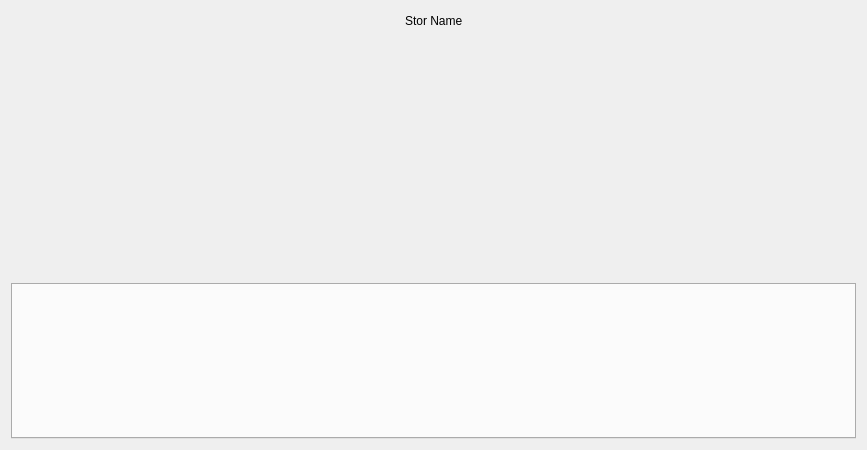
The window that client/src/config/vidstor/vidcamsetting.ui (linkingvision/rapidvms) describes before a commit, drawn with Qt 5.
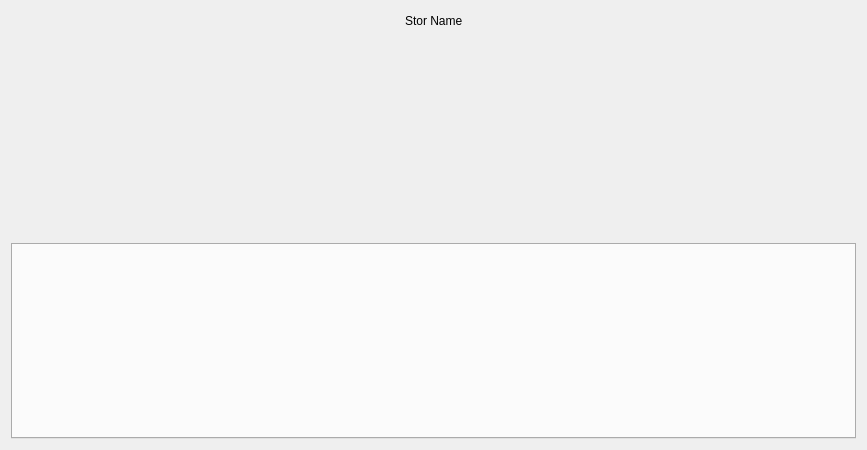
The same window after the commit.

What changed in the file:
```diff
--- a/client/src/config/vidstor/vidcamsetting.ui
+++ b/client/src/config/vidstor/vidcamsetting.ui
@@ -86,7 +86,7 @@
        <property name="minimumSize">
         <size>
          <width>320</width>
-         <height>240</height>
+         <height>200</height>
         </size>
        </property>
       </widget>
```
